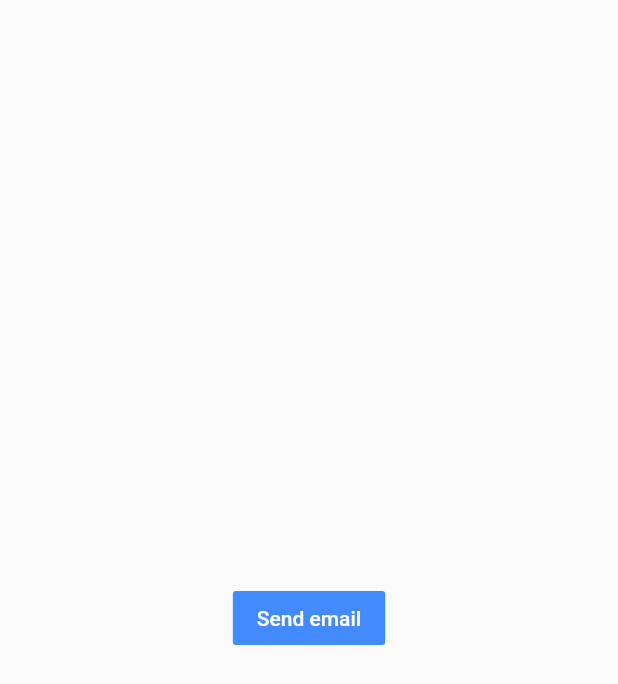
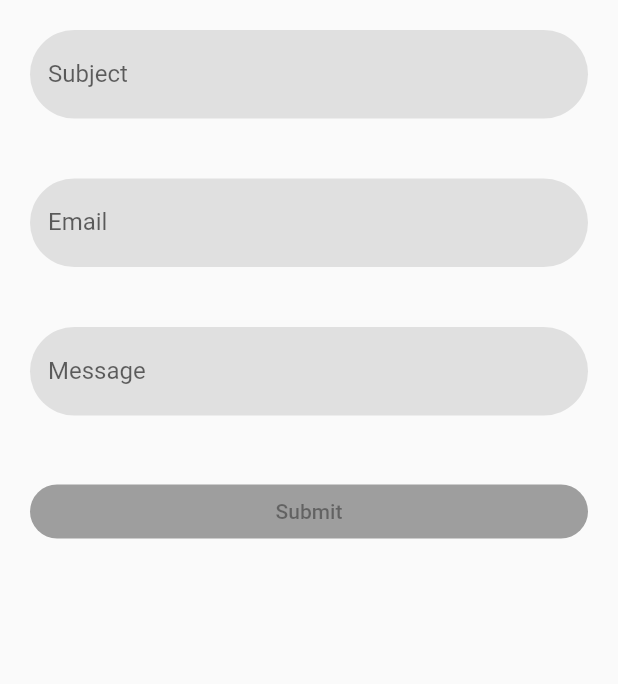
Before and after one commit to indro-robotics/sop, a Flutter app: the Screen2 screen opened directly, on a phone screen of 412 x 824 dp. Shown: the top 684 px of the screen. Run offline on Flutter 3.47's test engine with Material 2 defaults, Android fonts, the phone set to English and light mode, and no system bars; missing offline and left inert: flutter_email_sender.

```diff
--- a/lib/main.dart
+++ b/lib/main.dart
@@ -1,4 +1,7 @@
 import 'package:flutter/material.dart';
+import 'text_fields.dart';
+import 'package:flutter_email_sender/flutter_email_sender.dart';
+
 void main() => runApp(MyApp());
 /// This Widget is the main application widget.
 class MyApp extends StatelessWidget {
@@ -9,6 +12,14 @@ class MyApp extends StatelessWidget {
     );
   }
 }
+
+final _formKey = GlobalKey<FormState>();
+bool _enableBtn = false;
+TextEditingController emailController = TextEditingController();
+TextEditingController subjectController = TextEditingController();
+TextEditingController messageController = TextEditingController();
+
+
 class Home extends StatefulWidget {
   @override
   _HomeState createState() => _HomeState();
@@ -38,14 +49,88 @@ class _Screen2State extends State<Screen2> {
   @override
   Widget build(BuildContext context) {
     return Scaffold(
-      body: Center(
-        child: FlatButton(
-          color: Colors.blueAccent,
-          textColor: Colors.white,
-          onPressed: () {
-            Navigator.of(context).push(MaterialPageRoute(builder: (context)=>Home()));
-          },
-          child: Text('Send email'),
+      body: Form(
+        key: _formKey,
+        onChanged: (() {
+          setState(() {
+            _enableBtn = _formKey.currentState!.validate();
+          });
+        }),
+        child: SingleChildScrollView(
+          child: Column(
+            crossAxisAlignment: CrossAxisAlignment.stretch,
+            children: <Widget>[
+              TextFields(
+                  controller: subjectController,
+                  name: "Subject",
+                  validator: ((value) {
+                    if (value!.isEmpty) {
+                      return 'Name is required';
+                    }
+                    return null;
+                  })),
+              TextFields(
+                  controller: emailController,
+                  name: "Email",
+                  validator: ((value) {
+                    if (value!.isEmpty) {
+                      return 'Email is required';
+                    } else if (!value.contains('@')) {
+                      return 'Please enter a valid email address';
+                    }
+                    return null;
+                  })),
+              TextFields(
+                  controller: messageController,
+                  name: "Message",
+                  validator: ((value) {
+                    if (value!.isEmpty) {
+                      setState(() {
+                        _enableBtn = true;
+                      });
+                      return 'Message is required';
+                    }
+                    return null;
+                  }),
+                  maxLines: null,
+                  type: TextInputType.multiline),
+              Padding(
+                  padding: EdgeInsets.all(20.0),
+                  child: ElevatedButton(
+                    style: ButtonStyle(
+                        backgroundColor:
+                        MaterialStateProperty.resolveWith<Color>(
+                              (Set<MaterialState> states) {
+                            if (states.contains(MaterialState.pressed))
+                              return Theme.of(context)
+                                  .colorScheme
+                                  .primary
+                                  .withOpacity(0.5);
+                            else if (states.contains(MaterialState.disabled))
+                              return Colors.grey;
+                            return Colors.blue; // Use the component's default.
+                          },
+                        ),
+                        shape:
+                        MaterialStateProperty.all<RoundedRectangleBorder>(
+                            RoundedRectangleBorder(
+                              borderRadius: BorderRadius.circular(40.0),
+                            ))),
+                    onPressed: _enableBtn
+                        ? (() async {
+                      final Email email = Email(
+                        body: messageController.text,
+                        subject: subjectController.text,
+                        recipients: [emailController.text],
+                        isHTML: false,
+                      );
+                      await FlutterEmailSender.send(email);
+                    })
+                        : null,
+                    child: Text('Submit'),
+                  )),
+            ],
+          ),
         ),
       ),
     );
--- /dev/null
+++ b/lib/text_fields.dart
@@ -0,0 +1,36 @@
+import 'package:flutter/material.dart';
+
+class TextFields extends StatelessWidget {
+  final TextEditingController controller;
+  final String name;
+  final String? Function(String?)? validator;
+  final int? maxLines;
+  final TextInputType? type;
+
+  TextFields({required this.controller, required this.name, required this.validator,this.maxLines,this.type});
+  @override
+  Widget build(BuildContext context) {
+    OutlineInputBorder border = OutlineInputBorder(borderRadius: BorderRadius.circular(40.0),borderSide: BorderSide.none);
+    return  Padding(
+      padding: EdgeInsets.all(20.0),
+      child: TextFormField(
+        autovalidateMode: AutovalidateMode.onUserInteraction,
+        keyboardType: type,
+        maxLines: maxLines,
+        controller: controller,
+        decoration: InputDecoration(
+          border: InputBorder.none,
+          fillColor: Colors.grey[300],
+          filled: true,
+          labelText: name,
+          focusedErrorBorder: border,
+          focusedBorder: border,
+          enabledBorder: border,
+          errorBorder: border,
+        ),
+        // The validator receives the text that the user has entered.
+        validator: validator,
+      ),
+    );
+  }
+}
```
Also changed, not shown: pubspec.lock.
